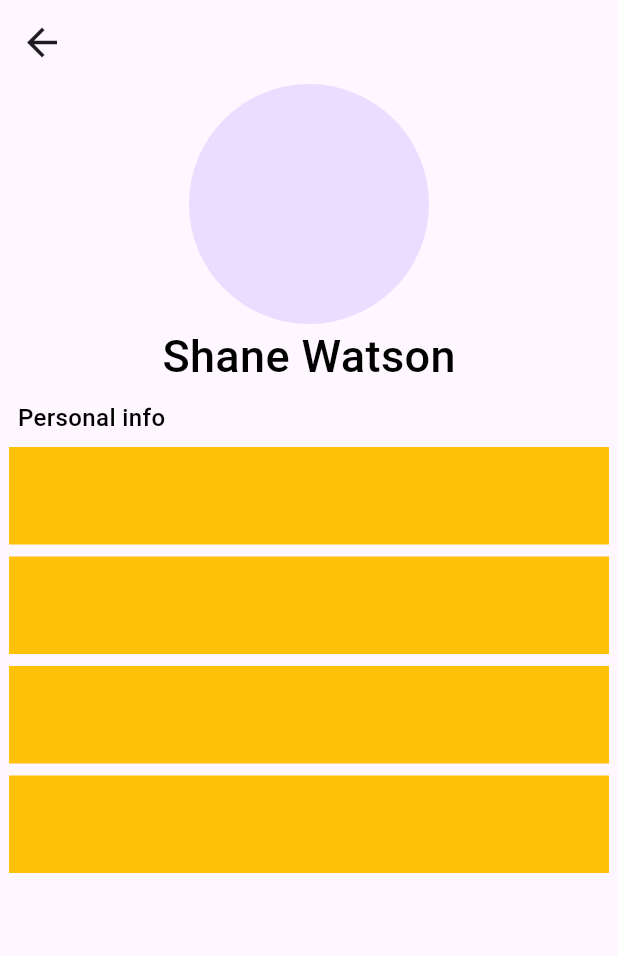
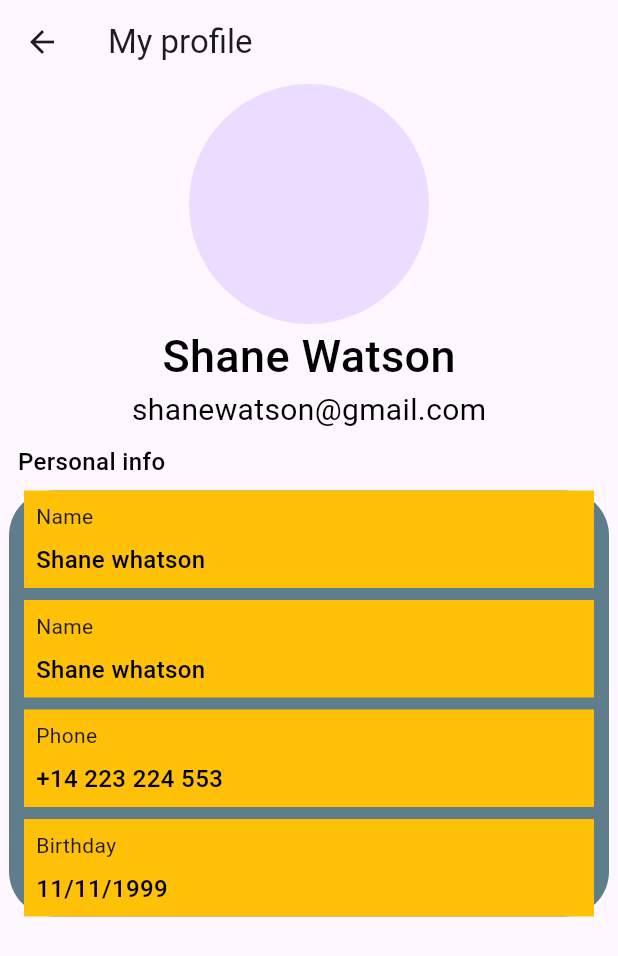
Before and after one commit to Nived-Manoj/Tasky-App, a Flutter app: the Profile screen opened directly, on a phone screen of 412 x 824 dp. Shown: the top 956 px of the screen. Run offline on Flutter 3.47's test engine with Material 3 defaults, Android fonts, the phone set to English and light mode, and no system bars; our stand-ins replace lottie, percent_indicator.

Commit message:
initial committ

```diff
--- a/lib/view/profile.dart
+++ b/lib/view/profile.dart
@@ -8,10 +8,11 @@ class Profile extends StatelessWidget {
   Widget build(BuildContext context) {
     return Scaffold(
       appBar: AppBar(
-        leading: BackButton(
-          style: ButtonStyle(iconSize: MaterialStatePropertyAll(30)),
-          onPressed: () => Navigator.of(context).pop(),
-        ),
+        // leading: BackButton(
+        //   style: ButtonStyle(iconSize: MaterialStatePropertyAll(30)),
+        //   onPressed: () => Navigator.of(context).pop(),
+        // ),
+        title: Text("My profile"),
       ),
       body: Column(
         children: [
@@ -25,6 +26,11 @@ class Profile extends StatelessWidget {
                   color: ColorConstant.Black,
                   fontSize: 30,
                   fontWeight: FontWeight.w500)),
+          Text("shanewatson@gmail.com",
+              style: TextStyle(
+                color: ColorConstant.Black,
+                fontSize: 20,
+              )),
           SizedBox(
             height: 8,
           ),
@@ -41,34 +47,108 @@ class Profile extends StatelessWidget {
             height: 8,
           ),
           Container(
+            decoration: BoxDecoration(
+              borderRadius: BorderRadius.circular(30),
+              color: Colors.blueGrey,
+            ),
+            width: 400,
+            child: Column(
+              children: [
+                Container(
                   height: 65,
-            width: 400,
+                  width: 380,
                   color: Colors.amber,
-            // child: Column(Text()),
+                  child: Padding(
+                    padding: const EdgeInsets.only(left: 8),
+                    child: Column(
+                        mainAxisAlignment: MainAxisAlignment.spaceEvenly,
+                        crossAxisAlignment: CrossAxisAlignment.start,
+                        children: [
+                          Text("Name"),
+                          Text(
+                            "Shane whatson",
+                            style: TextStyle(
+                                color: ColorConstant.Black,
+                                fontSize: 16,
+                                fontWeight: FontWeight.w500),
+                          )
+                        ]),
+                  ),
                 ),
                 SizedBox(
                   height: 8,
                 ),
                 Container(
                   height: 65,
-            width: 400,
+                  width: 380,
                   color: Colors.amber,
+                  child: Padding(
+                    padding: const EdgeInsets.only(left: 8),
+                    child: Column(
+                        mainAxisAlignment: MainAxisAlignment.spaceEvenly,
+                        crossAxisAlignment: CrossAxisAlignment.start,
+                        children: [
+                          Text("Name"),
+                          Text(
+                            "Shane whatson",
+                            style: TextStyle(
+                                color: ColorConstant.Black,
+                                fontSize: 16,
+                                fontWeight: FontWeight.w500),
+                          )
+                        ]),
+                  ),
                 ),
                 SizedBox(
                   height: 8,
                 ),
                 Container(
                   height: 65,
-            width: 400,
+                  width: 380,
                   color: Colors.amber,
+                  child: Padding(
+                    padding: const EdgeInsets.only(left: 8),
+                    child: Column(
+                        mainAxisAlignment: MainAxisAlignment.spaceEvenly,
+                        crossAxisAlignment: CrossAxisAlignment.start,
+                        children: [
+                          Text("Phone"),
+                          Text(
+                            "+14 223 224 553",
+                            style: TextStyle(
+                                color: ColorConstant.Black,
+                                fontSize: 16,
+                                fontWeight: FontWeight.w500),
+                          )
+                        ]),
+                  ),
                 ),
                 SizedBox(
                   height: 8,
                 ),
                 Container(
                   height: 65,
-            width: 400,
+                  width: 380,
                   color: Colors.amber,
+                  child: Padding(
+                    padding: const EdgeInsets.only(left: 8),
+                    child: Column(
+                        mainAxisAlignment: MainAxisAlignment.spaceEvenly,
+                        crossAxisAlignment: CrossAxisAlignment.start,
+                        children: [
+                          Text("Birthday"),
+                          Text(
+                            "11/11/1999",
+                            style: TextStyle(
+                                color: ColorConstant.Black,
+                                fontSize: 16,
+                                fontWeight: FontWeight.w500),
+                          )
+                        ]),
+                  ),
+                ),
+              ],
+            ),
           ),
         ],
       ),
```
Lines whose indentation alone changed are shown as unchanged.
